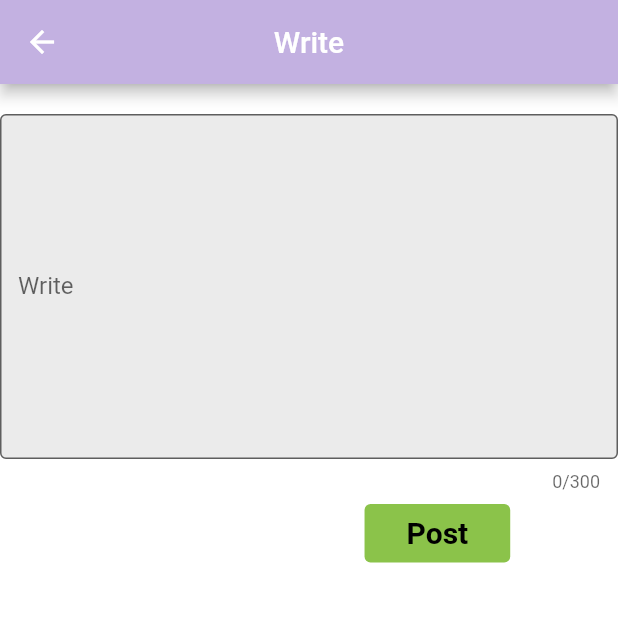
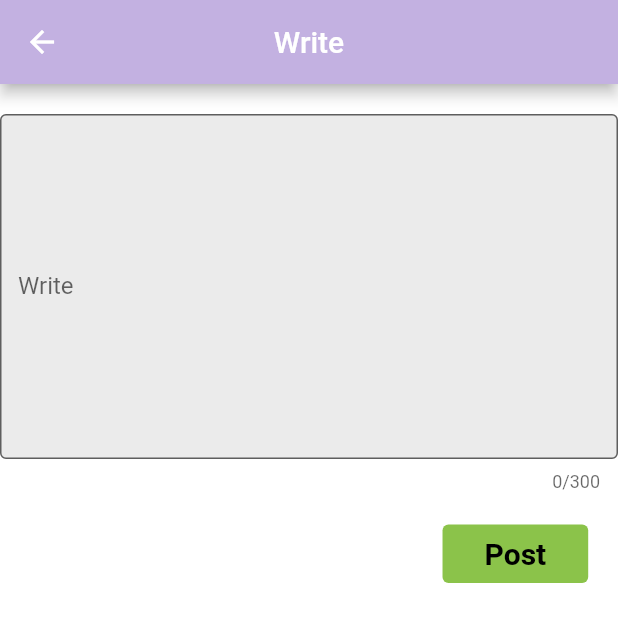
Before and after one commit to anyelimrodriguez/ChapK-v2, a Flutter app: the Write screen opened by its route, on a phone screen of 412 x 824 dp. Shown: the top 622 px of the screen. Run offline on Flutter 3.47's test engine with Material 2 defaults, Android fonts, the phone set to English and light mode, and no system bars; our stand-ins replace cloud_firestore, firebase_auth, firebase_core; missing offline and left inert: dart:html, translator; accounts and stored records are empty.

Commit message:
made button responsive

```diff
--- a/chap_k/lib/pages/Write.dart
+++ b/chap_k/lib/pages/Write.dart
@@ -56,7 +56,7 @@ class _WriteState extends State<Write> {
           Row(
             mainAxisAlignment: MainAxisAlignment.spaceAround,
             children: <Widget>[
-              SizedBox(height: HeightOfScreen/15, width: WidthOfScreen/15),
+              SizedBox(height: HeightOfScreen/10, width: WidthOfScreen/1.75),
               ValueListenableBuilder<String>(
                 valueListenable: buffer,
                 builder: (context, value, child) {
```
